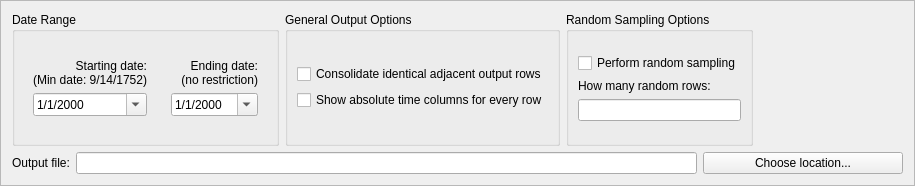
Old version of the form NewGeneUI/NewGene/Widgets/CreateOutput/GenerateOutput/optionsbox.ui in the repository daniel347x/newgene.
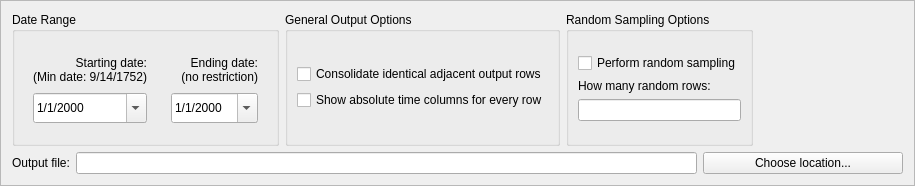
New version of the form. Custom widgets are drawn as their Qt base class.

```diff
--- a/NewGeneUI/NewGene/Widgets/CreateOutput/GenerateOutput/optionsbox.ui
+++ b/NewGeneUI/NewGene/Widgets/CreateOutput/GenerateOutput/optionsbox.ui
@@ -57,7 +57,7 @@
                <property name="minimumSize">
                 <size>
                  <width>0</width>
-                 <height>0</height>
+                 <height>35</height>
                 </size>
                </property>
                <property name="maximumSize">
@@ -83,7 +83,7 @@
                <property name="minimumSize">
                 <size>
                  <width>75</width>
-                 <height>0</height>
+                 <height>30</height>
                 </size>
                </property>
                <property name="maximumSize">
@@ -141,7 +141,7 @@
                <property name="minimumSize">
                 <size>
                  <width>0</width>
-                 <height>0</height>
+                 <height>35</height>
                 </size>
                </property>
                <property name="maximumSize">
@@ -164,7 +164,7 @@
                <property name="minimumSize">
                 <size>
                  <width>75</width>
-                 <height>0</height>
+                 <height>30</height>
                 </size>
                </property>
                <property name="maximumSize">
```
